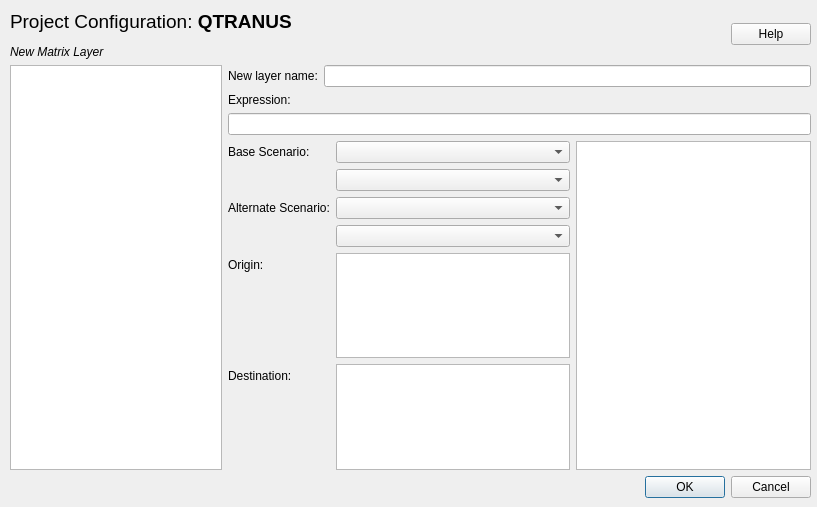
Qt form matrixlayer.ui (TomasdelaBarra/QTRANUS) before a commit.
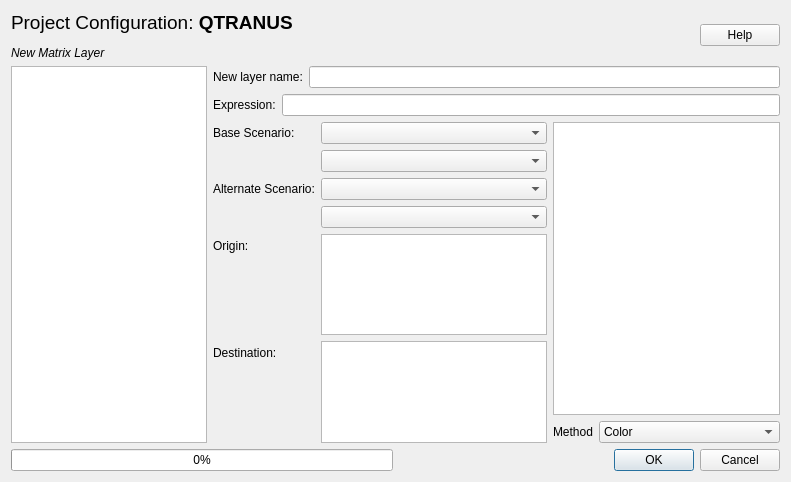
The same form after that commit.

What changed in the file:
```diff
--- a/matrixlayer.ui
+++ b/matrixlayer.ui
@@ -6,23 +6,14 @@
    <rect>
     <x>0</x>
     <y>0</y>
-    <width>817</width>
-    <height>507</height>
+    <width>791</width>
+    <height>482</height>
    </rect>
   </property>
   <property name="windowTitle">
    <string>Add new layer</string>
   </property>
-  <widget class="QWidget" name="verticalLayoutWidget">
-   <property name="geometry">
-    <rect>
-     <x>10</x>
-     <y>10</y>
-     <width>801</width>
-     <height>488</height>
-    </rect>
-   </property>
-   <layout class="QVBoxLayout" name="verticalLayout_2">
+  <layout class="QVBoxLayout" name="verticalLayout">
     <item>
      <layout class="QHBoxLayout" name="horizontalLayout">
       <item>
@@ -55,11 +46,13 @@
      </layout>
     </item>
     <item>
-     <layout class="QHBoxLayout" name="horizontalLayout_3">
+    <layout class="QHBoxLayout" name="horizontalLayout_6">
       <item>
        <widget class="QTreeView" name="scenarios"/>
       </item>
       <item>
+      <layout class="QVBoxLayout" name="verticalLayout_4">
+       <item>
        <layout class="QVBoxLayout" name="verticalLayout_3">
         <item>
          <layout class="QFormLayout" name="formLayout_2">
@@ -79,6 +72,8 @@
          </layout>
         </item>
         <item>
+          <layout class="QHBoxLayout" name="horizontalLayout_2">
+           <item>
          <widget class="QLabel" name="label_expression">
           <property name="text">
            <string>Expression:</string>
@@ -88,6 +83,10 @@
         <item>
          <widget class="QLineEdit" name="expression"/>
         </item>
+          </layout>
+         </item>
+        </layout>
+       </item>
         <item>
          <layout class="QHBoxLayout" name="horizontalLayout_5">
           <item>
@@ -125,47 +124,88 @@
             <item row="3" column="1">
              <widget class="QComboBox" name="cb_alternate_scenario"/>
             </item>
-            <item row="4" column="1">
+           <item row="5" column="1">
              <widget class="QComboBox" name="alt_scenario_2">
               <property name="visible">
                <bool>false</bool>
               </property>
              </widget>
             </item>
-            <item row="5" column="0">
+           <item row="6" column="0">
              <widget class="QLabel" name="label_origin">
               <property name="text">
                <string>Origin:</string>
               </property>
              </widget>
             </item>
-            <item row="5" column="1">
+           <item row="6" column="1">
              <widget class="QListWidget" name="lw_origin"/>
             </item>
-            <item row="6" column="0">
+           <item row="7" column="0">
              <widget class="QLabel" name="label_destination">
               <property name="text">
                <string>Destination:</string>
               </property>
              </widget>
             </item>
-            <item row="6" column="1">
+           <item row="7" column="1">
              <widget class="QListWidget" name="lw_destination"/>
             </item>
            </layout>
           </item>
           <item>
+          <layout class="QVBoxLayout" name="verticalLayout_2">
+           <item>
            <widget class="QListWidget" name="categories">
             <property name="selectionMode">
              <enum>QAbstractItemView::SingleSelection</enum>
             </property>
            </widget>
           </item>
+           <item>
+            <layout class="QFormLayout" name="formLayout_8">
+             <item row="0" column="0">
+              <widget class="QLabel" name="label_10">
+               <property name="text">
+                <string>Method</string>
+               </property>
+              </widget>
+             </item>
+             <item row="0" column="1">
+              <widget class="QComboBox" name="cb_method">
+               <item>
+                <property name="text">
+                 <string>Color</string>
+                </property>
+               </item>
+               <item>
+                <property name="text">
+                 <string>Size</string>
+                </property>
+               </item>
+              </widget>
+             </item>
          </layout>
         </item>
        </layout>
       </item>
      </layout>
+       </item>
+      </layout>
+     </item>
+    </layout>
+   </item>
+   <item>
+    <layout class="QHBoxLayout" name="horizontalLayout_3">
+     <item>
+      <widget class="QProgressBar" name="progressBar">
+       <property name="value">
+        <number>0</number>
+       </property>
+       <property name="visible">
+        <bool>false</bool>
+       </property>
+      </widget>
     </item>
     <item>
      <widget class="QDialogButtonBox" name="buttonBox">
@@ -178,7 +218,8 @@
      </widget>
     </item>
    </layout>
-  </widget>
+   </item>
+  </layout>
  </widget>
  <tabstops>
   <tabstop>btn_help</tabstop>
```
Left out of the diff: 1 changed line with no effect on the pictures. Lines whose indentation alone changed are shown as unchanged.
